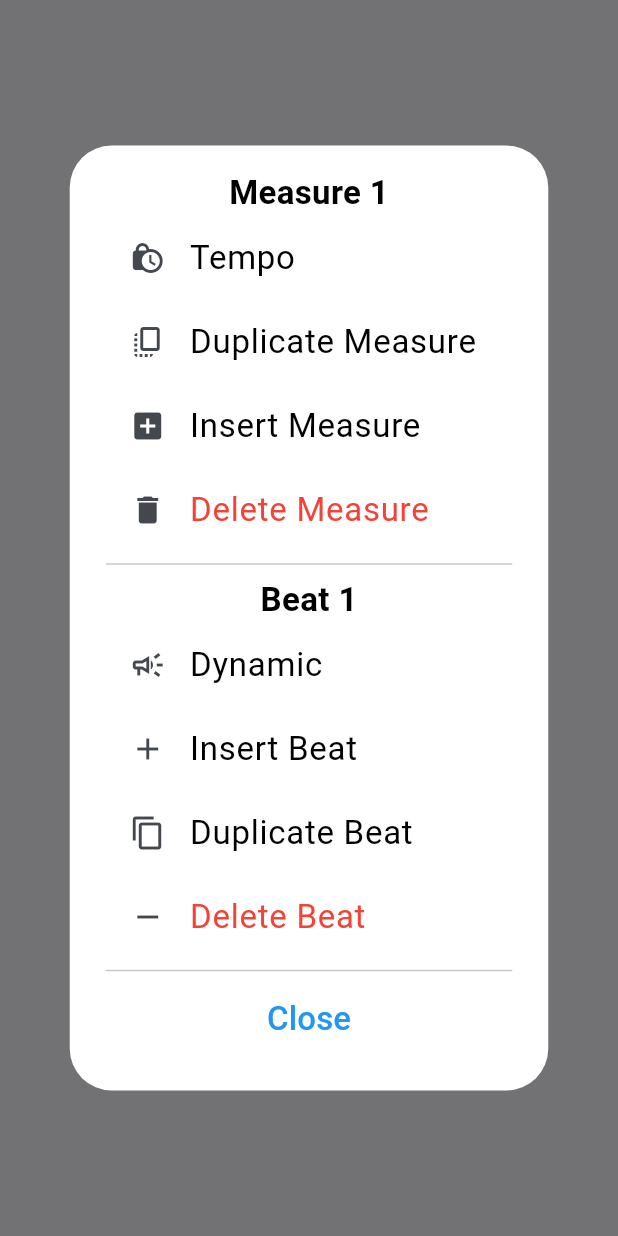
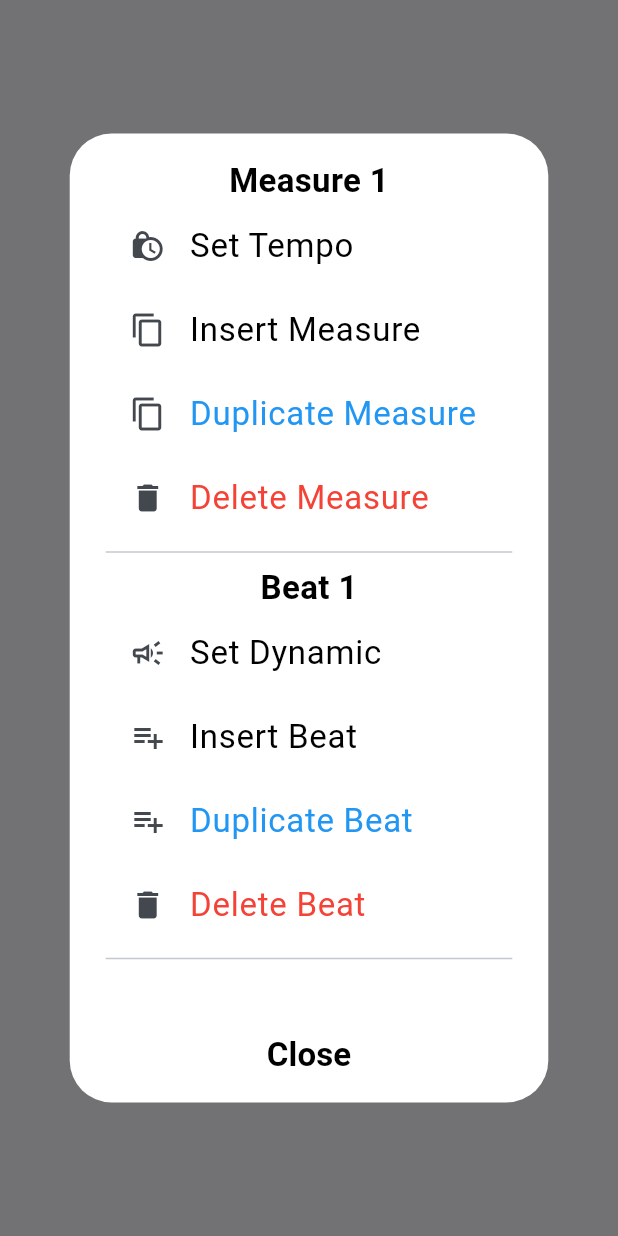
Before and after one commit to shchnad/cellnotation-app-new, a Flutter app: what editMeasureBeatDialog() shows on an empty page, opened directly with empty values, on a phone screen of 412 x 824 dp. Run offline on Flutter 3.47's test engine with Material 3 defaults, Android fonts, the phone set to English and light mode, and no system bars.

Commit message:
disign is finished completely

```diff
--- a/lib/dialogs/edit_measure_beat_dialog.dart
+++ b/lib/dialogs/edit_measure_beat_dialog.dart
@@ -16,15 +16,7 @@ void editMeasureBeatDialog({
       return AlertDialog(
         backgroundColor: Colors.white,
         surfaceTintColor: Colors.white,
-          // title: Center(
-          //   child: Text(
-          //     "Measure ${measureIndex + 1}   Beat ${beatIndex + 1}",
-          //     style: const TextStyle(
-          //       fontSize: 22,
-          //       color: Colors.blue,
-          //   ),
-          //  ),
-          // ),
+
         content: Column(
           mainAxisSize: MainAxisSize.min,
           children: [
@@ -43,7 +35,7 @@ void editMeasureBeatDialog({
             ListTile(
               leading: const Icon(Icons.lock_clock),
               title: const Text(
-                "Tempo",
+                "Set Tempo",
                 style: TextStyle(
                   fontSize: 22,
                   // fontWeight: FontWeight.bold,
@@ -55,27 +47,8 @@ void editMeasureBeatDialog({
               },
             ),
 
-
             ListTile(
-              leading: const Icon(Icons.copy_all),
-              title: const Text(
-                "Duplicate Measure",
-                style: TextStyle(
-                  fontSize: 22,
-                  // fontWeight: FontWeight.bold,
-                  color: Colors.black,
-                ),
-              ),
-              onTap: () {
-                controller.copyMeasure(
-                  measureIndex,
-                );
-                Navigator.pop(context);
-              },
-            ),
-
-            ListTile(
-              leading: const Icon(Icons.add_box),
+              leading: const Icon(Icons.copy),
               title: const Text(
                 "Insert Measure",
                 style: TextStyle(
@@ -86,6 +59,24 @@ void editMeasureBeatDialog({
               ),
               onTap: () {
                 // open measure input dialog
+              },
+            ),
+
+            ListTile(
+              leading: const Icon(Icons.copy),
+              title: const Text(
+                "Duplicate Measure",
+                style: TextStyle(
+                  fontSize: 22,
+                  // fontWeight: FontWeight.bold,
+                  color: Colors.blue,
+                ),
+              ),
+              onTap: () {
+                controller.copyMeasure(
+                  measureIndex,
+                );
+                Navigator.pop(context);
               },
             ),
 
@@ -123,7 +114,7 @@ void editMeasureBeatDialog({
             ListTile(
               leading: const Icon(Icons.campaign_outlined),
               title: const Text(
-                "Dynamic",
+                "Set Dynamic",
                 style: TextStyle(
                   fontSize: 22,
                   // fontWeight: FontWeight.bold,
@@ -137,7 +128,7 @@ void editMeasureBeatDialog({
 
 
             ListTile(
-              leading: const Icon(Icons.add),
+              leading: const Icon(Icons.playlist_add),
               title: const Text(
                 "Insert Beat",
                 style: TextStyle(
@@ -156,13 +147,13 @@ void editMeasureBeatDialog({
 
 
             ListTile(
-              leading: const Icon(Icons.copy),
+              leading: const Icon(Icons.playlist_add),
               title: const Text(
                 "Duplicate Beat",
                 style: TextStyle(
                   fontSize: 22,
                   // fontWeight: FontWeight.bold,
-                  color: Colors.black,
+                  color: Colors.blue,
                 ),
               ),
               onTap: () {
@@ -175,7 +166,7 @@ void editMeasureBeatDialog({
             ),
 
             ListTile(
-              leading: const Icon(Icons.remove),
+              leading: const Icon(Icons.delete),
               title: const Text(
                 "Delete Beat",
                 style: TextStyle(
@@ -193,10 +184,20 @@ void editMeasureBeatDialog({
               },
             ),
 
-
             const Divider(thickness: 1.0),
 
-            TextButton(
+          ],
+        ),
+
+        actionsPadding: const EdgeInsets.fromLTRB(
+          DefaultValues.dialogPaddingRightLeft,
+          DefaultValues.dialogPaddingBottomTop,
+          DefaultValues.dialogPaddingRightLeft,
+          DefaultValues.dialogPaddingBottomTop,
+        ),
+        actions: [
+          Center(
+            child: TextButton(
               onPressed: () {
                 Navigator.pop(context);
               },
@@ -204,15 +205,13 @@ void editMeasureBeatDialog({
                 'Close',
                 style: TextStyle(
                   fontSize: 22,
-                  // fontWeight: FontWeight.bold,
-                  color: Colors.blue,
+                  fontWeight: FontWeight.bold,
+                  color: Colors.black,
                 ),
               ),
             ),
-
-          ],
-        ),
-
+          ),
+        ],
       );
 
     },
--- a/lib/dialogs/note_values_dialog.dart
+++ b/lib/dialogs/note_values_dialog.dart
@@ -108,12 +108,8 @@ Widget _button(
   return ElevatedButton(
     style: ElevatedButton.styleFrom(
       backgroundColor: Colors.grey.shade300,
-          // : null,
       minimumSize: Size(width, 55),
-      // shape: RoundedRectangleBorder(
-      //   borderRadius:
-      //   BorderRadius.circular(8),
-      // ),
+
     ),
     onPressed: onPressed,
     child: Text(
--- a/lib/screens/home_screen.dart
+++ b/lib/screens/home_screen.dart
@@ -2,7 +2,7 @@ import 'package:flutter/material.dart';
 import '../dialogs/note_dialog.dart';
 import '../models/composition.dart';
 import '../controllers/composition_controller.dart';
-import '../dialogs/create_composition_dialog.dart';
+import '../dialogs/new_composition_dialog.dart';
 import 'composition_screen.dart';
 
 class HomeScreen extends StatelessWidget {
@@ -11,7 +11,7 @@ class HomeScreen extends StatelessWidget {
   void _handleCreateComposition(BuildContext routingContext) {
     showDialog(
       context: routingContext,
-      builder: (_) => CreateCompositionDialog(
+      builder: (_) => NewCompositionDialog(
         onCompositionCreated: (newComposition) {
           // The controller takes ownership of the composition model state
           final controller = CompositionController(composition: newComposition);
--- a/lib/utils/default_values.dart
+++ b/lib/utils/default_values.dart
@@ -18,10 +18,12 @@ class DefaultValues {
 
   // DESIGN VALUES
   static const double widthOfElevatedButton = 220.0;
+
   static const double widthBetweenWidgets = 20.0;
   static const double heightBetweenWidgets = 8.0;
+
   static const double dialogPaddingRightLeft = 25.0;
-  static const double dialogPaddingBottomTop = 0.0;
+  static const double dialogPaddingBottomTop = 8.0;
 
   // NOTE COPYING
   static const String titleOfMessageForCopying = 'Note copying';
```
Also changed, not shown: lib/dialogs/add_measures_dialog.dart (+21 -17 lines), lib/dialogs/new_composition_dialog.dart (renamed from lib/dialogs/create_composition_dialog.dart, +12 -4 lines), lib/dialogs/note_dialog.dart (+13 -6 lines), lib/screens/composition_screen.dart (+11 -22 lines).
